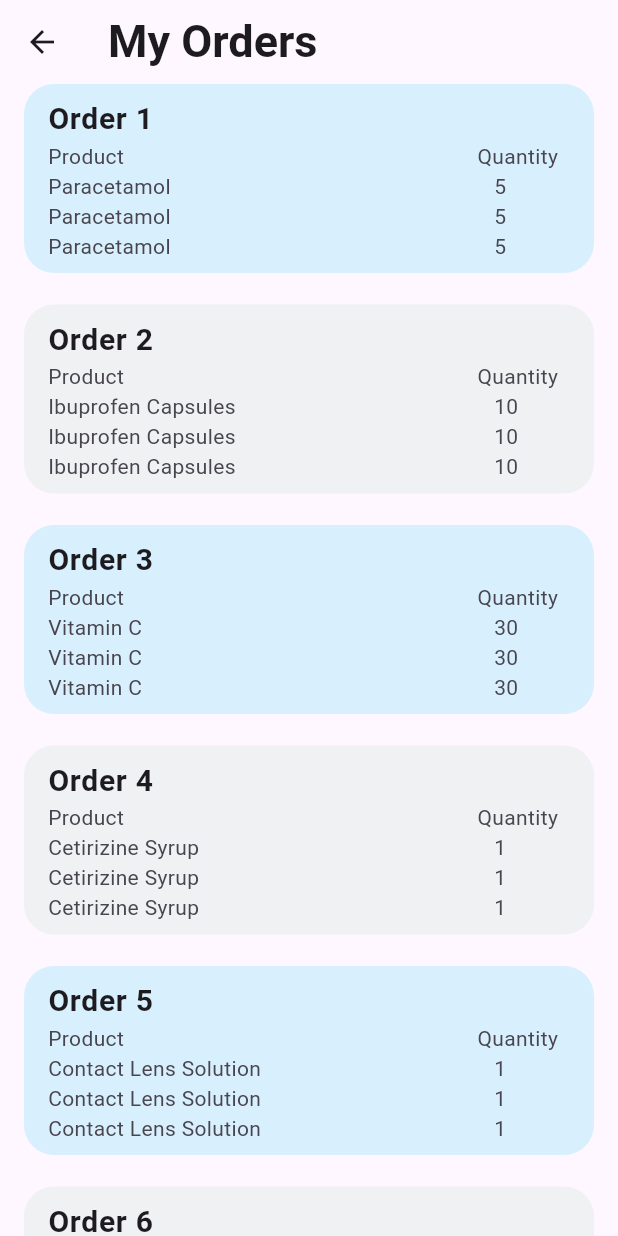
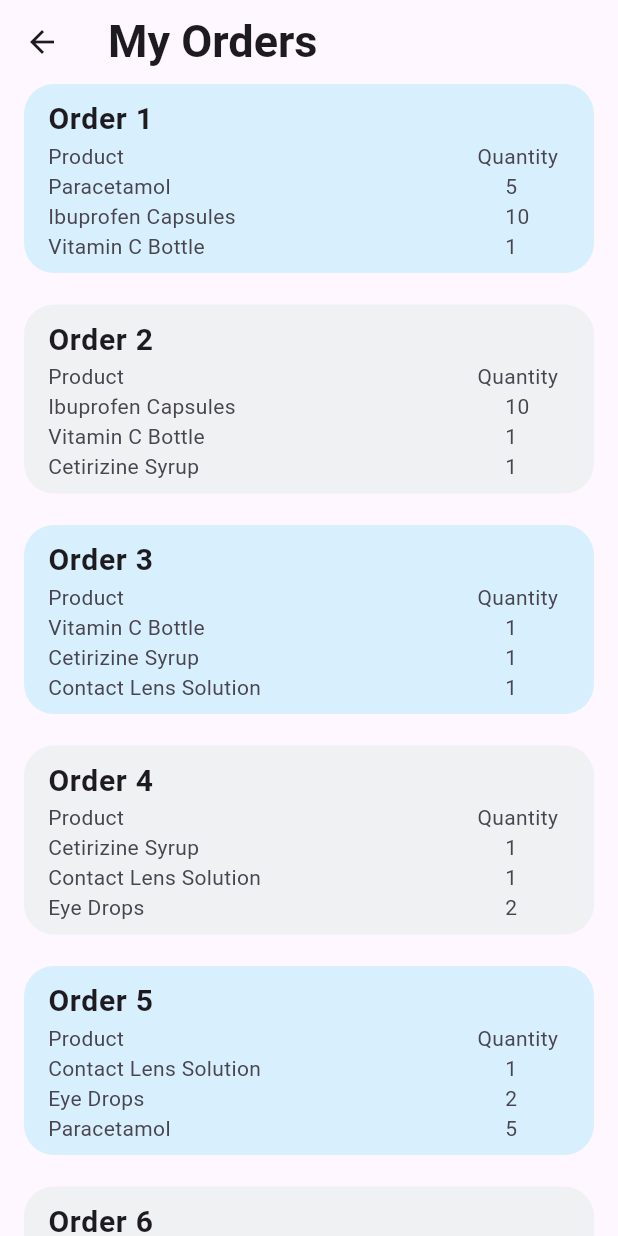
Before and after one commit to vxnkt/seller-side--Venka.v2, a Flutter app: the OrderPage screen opened directly, on a phone screen of 412 x 824 dp. Run offline on Flutter 3.47's test engine with Material 3 defaults, Android fonts, the light colour scheme and no system bars; our stand-ins replace google_fonts, google_maps_flutter, image_picker.

Commit message:
hello world

```diff
--- a/lib/constants.dart
+++ b/lib/constants.dart
@@ -10,9 +10,9 @@ final orders=[
     'quantity': 10
   },
   {
-    'name': 'Vitamin C',
-    'price': 100,
-    'quantity': 30
+    'name': 'Vitamin C Bottle',
+    'price': 200,
+    'quantity': 1
   },
   {
     'name': 'Cetirizine Syrup',
@@ -40,9 +40,9 @@ final orders=[
     'quantity': 10
   },
   {
-    'name': 'Vitamin C',
-    'price': 100,
-    'quantity': 30
+    'name': 'Vitamin C Bottle',
+    'price': 200,
+    'quantity': 1
   },
   {
     'name': 'Cetirizine Syrup',
--- a/lib/orders.dart
+++ b/lib/orders.dart
@@ -63,10 +63,10 @@ class _OrderPageState extends State<OrderPage>{
                                 mainAxisAlignment: MainAxisAlignment.spaceBetween,
 
                                 children: [
-                                  Text('Product\n${list[index]['name'].toString()}\n${list[index]['name'].toString()}\n${list[index]['name'].toString()}',
+                                  Text('Product\n${list[index]['name'].toString()}\n${list[index+1]['name'].toString()}\n${list[index+2]['name'].toString()}',
                                     overflow: TextOverflow.visible,),
                                   SizedBox(height: 5,),
-                                  Text('Quantity\n   ${list[index]['quantity']}\n   ${list[index]['quantity']}\n   ${list[index]['quantity']}'),
+                                  Text('Quantity\n     ${list[index]['quantity']}\n     ${list[index+1]['quantity']}\n     ${list[index+2]['quantity']}'),
 
                                 ],
                               ),
--- a/pubspec.yaml
+++ b/pubspec.yaml
@@ -10,6 +10,9 @@ dependencies:
   image_picker: ^1.0.7
   flutter:
     sdk: flutter
+  dio: ^4.0.0
+  google_maps_flutter: ^2.6.0
+  flutter_polyline_points: ^2.0.0
 
 
 
```
Also changed, not shown: lib/order_details.dart (+107 -19 lines), pubspec.lock, 2 other files.
